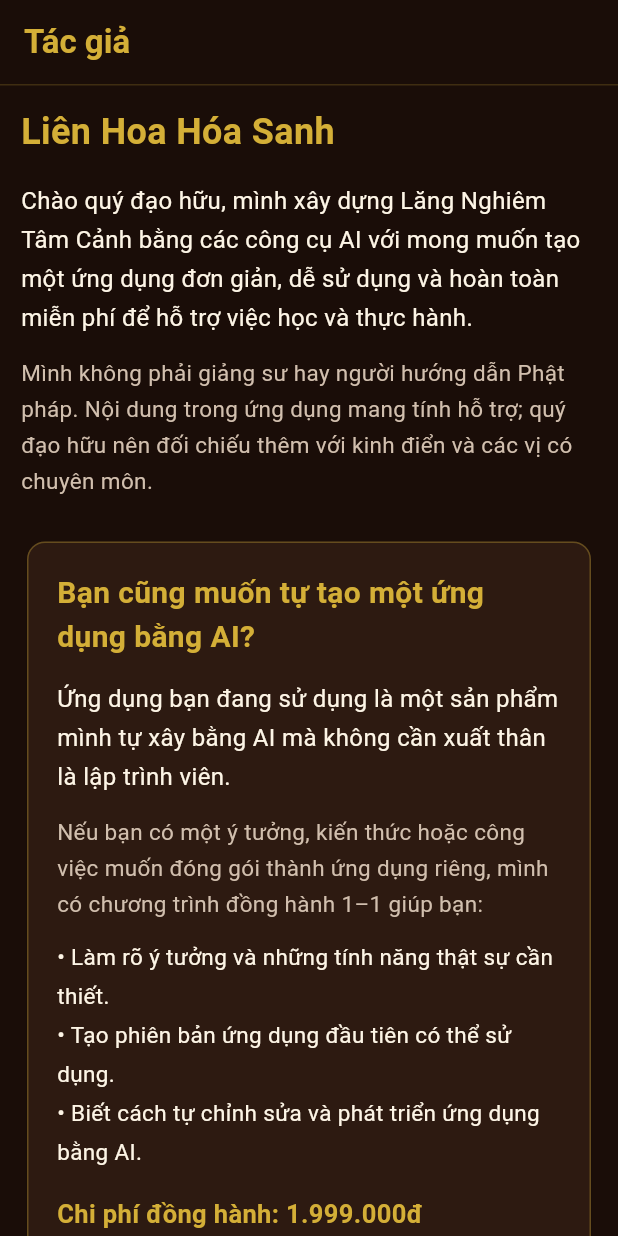
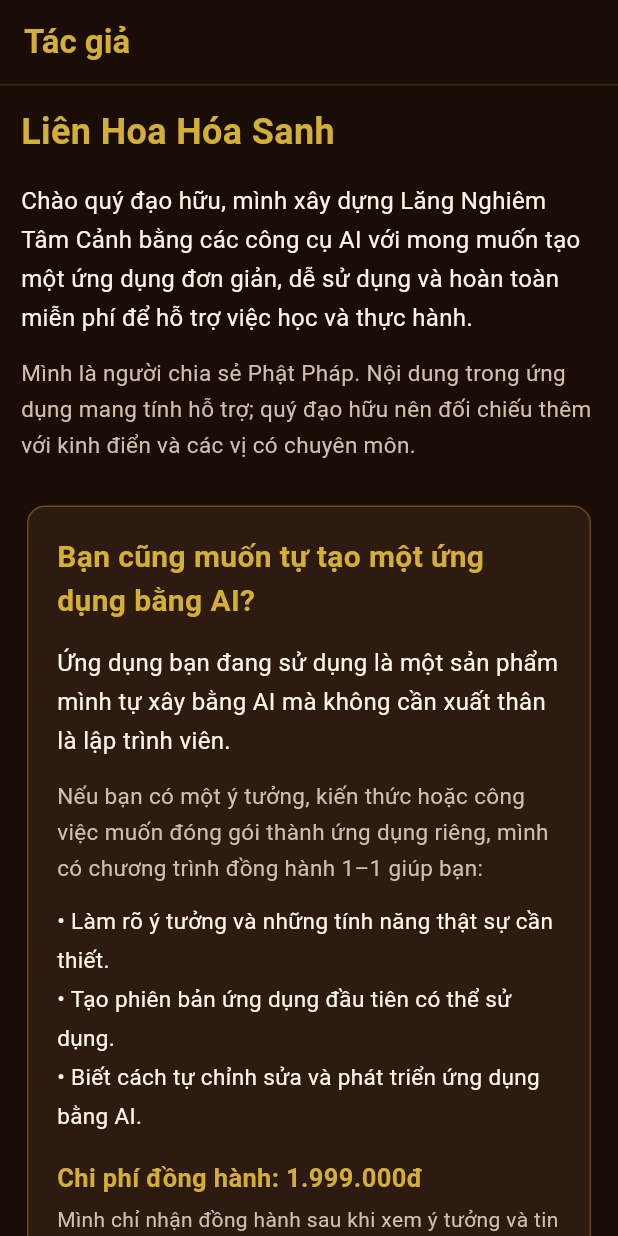
Before and after one commit to Kimanh2026/lang_nghiem_tam_canh, a Flutter app: the AboutAuthorScreen screen opened directly, on a phone screen of 412 x 824 dp. Run offline on Flutter 3.47's test engine with Material 3 defaults, Android fonts, the phone set to English and light mode, and no system bars; our stand-ins replace flutter_dotenv, flutter_local_notifications, google_generative_ai, shared_preferences, timezone; missing offline and left inert: vnlunar; accounts and stored records are empty.

Commit message:
Update author introduction wording

```diff
--- a/lib/screens/about_author_screen.dart
+++ b/lib/screens/about_author_screen.dart
@@ -73,7 +73,7 @@
         ),
         SizedBox(height: 12),
         Text(
-          'Mình không phải giảng sư hay người hướng dẫn Phật pháp. Nội dung trong ứng dụng mang tính hỗ trợ; quý đạo hữu nên đối chiếu thêm với kinh điển và các vị có chuyên môn.',
+          'Mình là người chia sẻ Phật Pháp. Nội dung trong ứng dụng mang tính hỗ trợ; quý đạo hữu nên đối chiếu thêm với kinh điển và các vị có chuyên môn.',
           style: TextStyle(color: _muted, fontSize: 15, height: 1.6),
         ),
       ],
```
Also changed, not shown: 2 other files.
